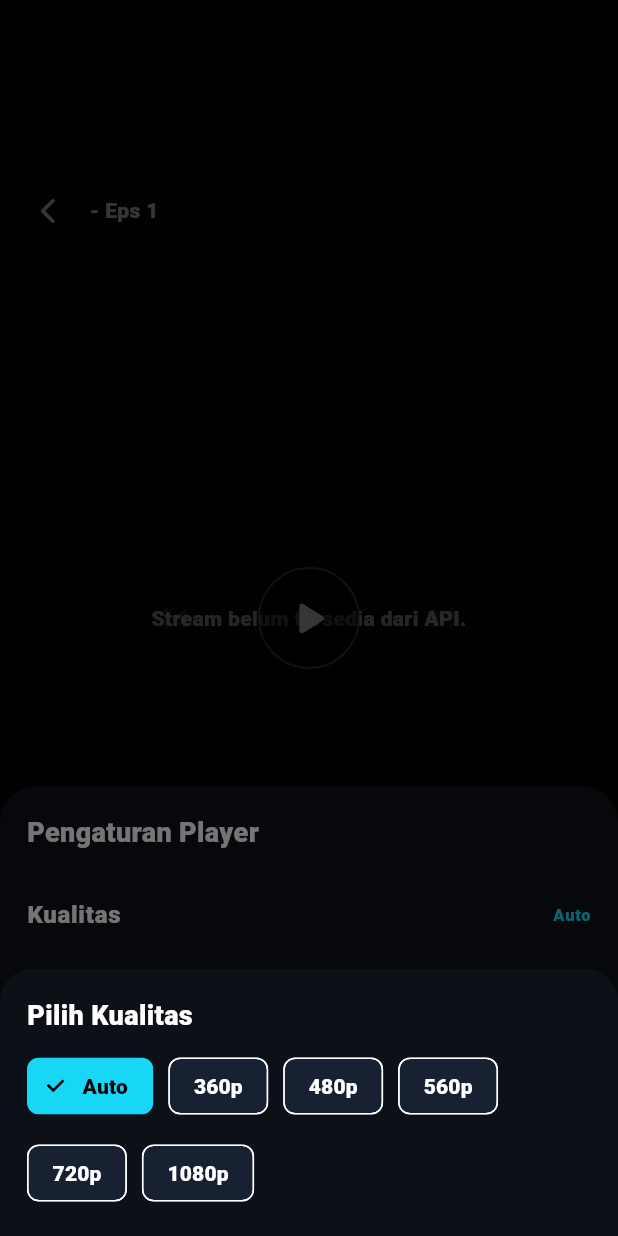
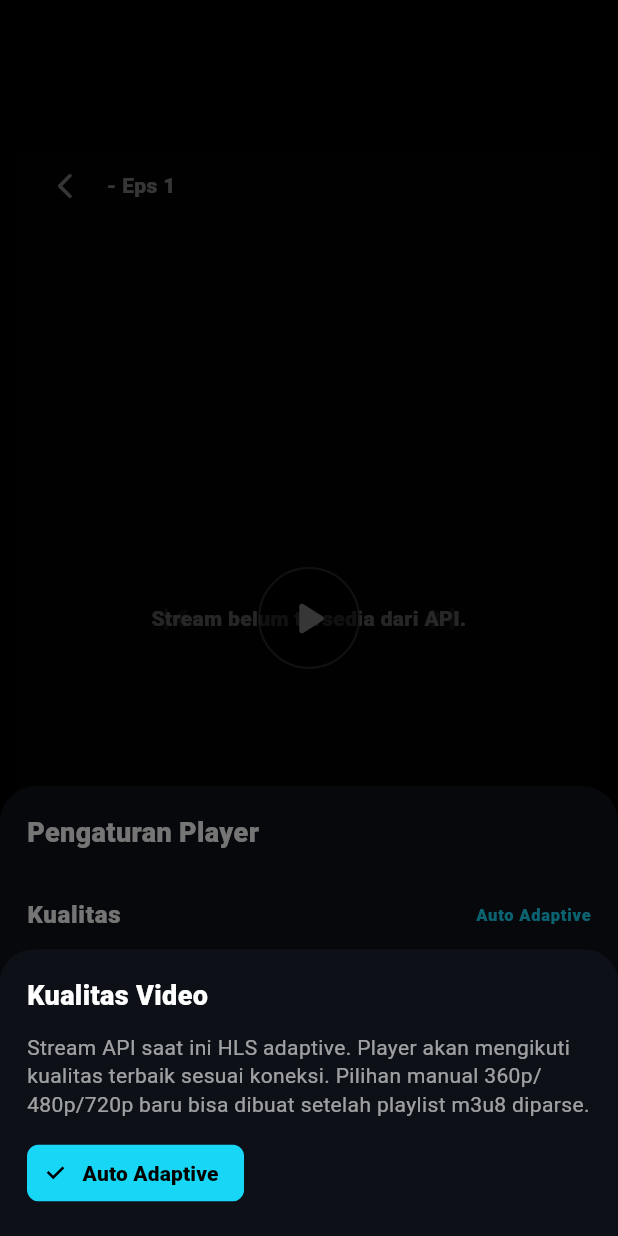
Before and after one commit to Celosz-fle7/livego-premium, a Flutter app: the MobilePlayerScreen screen opened directly with empty values, item 3 of the bottom bar chosen, after a tap on "Kualitas", on a phone screen of 412 x 824 dp. Run offline on Flutter 3.47's test engine with Material 3 defaults, Android fonts, the phone set to English and light mode, and no system bars; our stand-ins replace video_player; network calls fail.

Commit message:
fix player portrait ratio and adaptive quality label

```diff
--- a/lib/core/livego_settings.dart
+++ b/lib/core/livego_settings.dart
@@ -3,7 +3,7 @@ class LiveGoSettings {
 
   static String language = 'id';
   static String defaultPlatform = 'freereels';
-  static String quality = 'Auto';
+  static String quality = 'Auto Adaptive';
   static String layoutMode = 'Auto';
   static String drmMode = 'Auto';
   static bool subtitlesEnabled = true;
@@ -129,7 +129,7 @@ class LiveGoSettings {
   static void reset() {
     language = 'id';
     defaultPlatform = 'freereels';
-    quality = 'Auto';
+    quality = 'Auto Adaptive';
     layoutMode = 'Auto';
     drmMode = 'Auto';
     subtitlesEnabled = true;
--- a/lib/mobile/screens/mobile_player_screen.dart
+++ b/lib/mobile/screens/mobile_player_screen.dart
@@ -140,7 +140,7 @@ class _PlayerSurfaceState extends State<_PlayerSurface> {
   bool _fitCover = false;
   bool _landscape = false;
   bool _autoNextDone = false;
-  String _quality = 'Auto';
+  String _quality = LiveGoSettings.quality.isEmpty ? 'Auto Adaptive' : LiveGoSettings.quality;
   double _speed = 1.0;
   DateTime _lastTapLeft = DateTime.fromMillisecondsSinceEpoch(0);
   DateTime _lastTapRight = DateTime.fromMillisecondsSinceEpoch(0);
@@ -313,7 +313,6 @@ class _PlayerSurfaceState extends State<_PlayerSurface> {
   }
 
   Future<void> _qualityMenu() async {
-    final values = ['Auto', '360p', '480p', '560p', '720p', '1080p'];
     final picked = await showModalBottomSheet<String>(
       context: context,
       backgroundColor: const Color(0xFF0D1117),
@@ -322,25 +321,43 @@ class _PlayerSurfaceState extends State<_PlayerSurface> {
         child: Padding(
           padding: const EdgeInsets.all(18),
           child: Wrap(
-            runSpacing: 10,
+            runSpacing: 12,
             spacing: 10,
             children: [
-              const SizedBox(width: double.infinity, child: Text('Pilih Kualitas', style: TextStyle(color: Colors.white, fontSize: 18, fontWeight: FontWeight.w900))),
-              for (final v in values)
-                ChoiceChip(
-                  label: Text(v),
-                  selected: v == _quality,
-                  onSelected: (_) => Navigator.pop(context, v),
-                  selectedColor: AppTheme.cyan,
-                  labelStyle: TextStyle(color: v == _quality ? Colors.black : Colors.white, fontWeight: FontWeight.w900),
-                  backgroundColor: const Color(0xFF172131),
+              const SizedBox(
+                width: double.infinity,
+                child: Text(
+                  'Kualitas Video',
+                  style: TextStyle(color: Colors.white, fontSize: 18, fontWeight: FontWeight.w900),
                 ),
+              ),
+              const SizedBox(
+                width: double.infinity,
+                child: Text(
+                  'Stream API saat ini HLS adaptive. Player akan mengikuti kualitas terbaik sesuai koneksi. Pilihan manual 360p/480p/720p baru bisa dibuat setelah playlist m3u8 diparse.',
+                  style: TextStyle(color: Colors.white60, height: 1.35),
+                ),
+              ),
+              ChoiceChip(
+                label: const Text('Auto Adaptive'),
+                selected: _quality == 'Auto Adaptive' || _quality == 'Auto',
+                onSelected: (_) => Navigator.pop(context, 'Auto Adaptive'),
+                selectedColor: AppTheme.cyan,
+                labelStyle: TextStyle(
+                  color: (_quality == 'Auto Adaptive' || _quality == 'Auto') ? Colors.black : Colors.white,
+                  fontWeight: FontWeight.w900,
+                ),
+                backgroundColor: const Color(0xFF172131),
+              ),
             ],
           ),
         ),
       ),
     );
-    if (picked != null) setState(() => _quality = picked);
+    if (picked != null) {
+      setState(() => _quality = picked);
+      LiveGoSettings.quality = picked;
+    }
     _showControls();
   }
 
@@ -439,10 +456,22 @@ class _PlayerSurfaceState extends State<_PlayerSurface> {
             final screenW = box.maxWidth;
             final screenH = box.maxHeight;
             final fullMode = _fitCover || _landscape;
-            final targetH = fullMode ? screenH : screenH * 0.80;
-            final targetW = fullMode ? screenW : targetH * 9 / 14;
-            final playerW = targetW > screenW ? screenW : targetW;
-            final playerH = fullMode ? screenH : targetH;
+
+            // LiveGO content mayoritas drama vertikal. Mode normal sekarang 9:16.
+            // Full portrait/landscape memakai seluruh container layar.
+            double playerW;
+            double playerH;
+            if (fullMode) {
+              playerW = screenW;
+              playerH = screenH;
+            } else {
+              playerH = screenH * 0.84;
+              playerW = playerH * 9 / 16;
+              if (playerW > screenW * 0.96) {
+                playerW = screenW * 0.96;
+                playerH = playerW * 16 / 9;
+              }
+            }
 
             return Center(
               child: SizedBox(
@@ -507,7 +536,7 @@ class _PlayerSurfaceState extends State<_PlayerSurface> {
                   controller: c,
                   episode: widget.episode,
                   total: widget.item.episodes,
-                  quality: _quality,
+                  quality: _quality == 'Auto' ? 'Auto Adaptive' : _quality,
                   muted: _muted,
                   fitCover: _fitCover,
                   landscape: _landscape,
```
